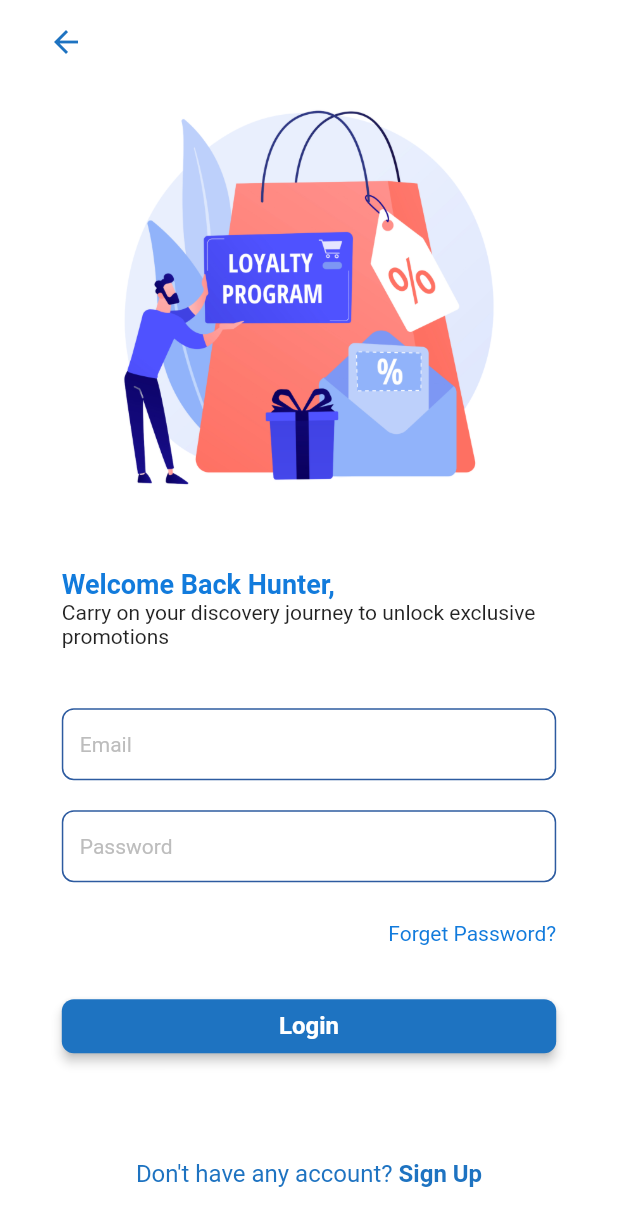
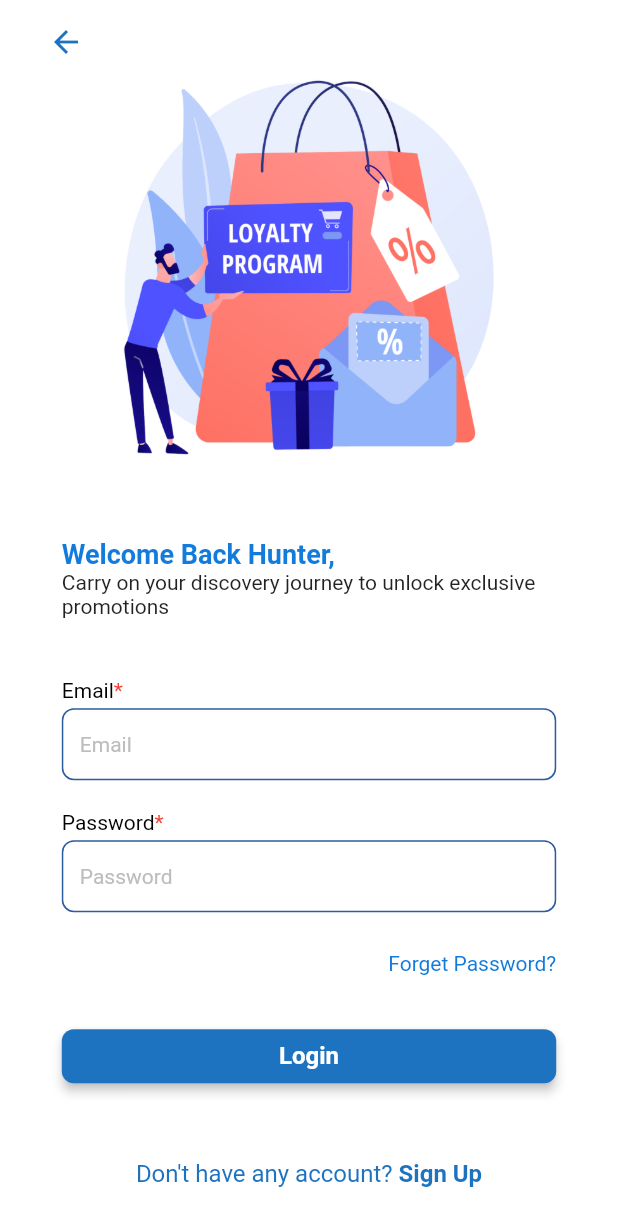
Before and after one commit to feliciasania/ProjekSkripsi, a Flutter app: the BuyerLoginPage screen opened by its route, on a phone screen of 412 x 824 dp. Shown: the top 1226 px of the screen. Run offline on Flutter 3.47's test engine with Material 2 defaults, Android fonts, the phone set to English and light mode, and no system bars; our stand-ins replace dotted_border, get; missing offline and left inert: qr_code_scanner.

Commit message:
update form component

```diff
--- a/lib/core/components/form_component.dart
+++ b/lib/core/components/form_component.dart
@@ -35,21 +35,21 @@ class FormInputText extends StatelessWidget {
       ),
       child: Column(
         children: [
-          // Padding(
-          //   padding: EdgeInsets.symmetric(vertical: 4.0),
-          //   child: Align(
-          //       alignment: Alignment.topLeft,
-          //       child: RichText(
-          //         text: TextSpan(
-          //           text: title,
-          //           style: TextStyle(color: Colors.black),
-          //           children: <TextSpan>[
-          //             TextSpan(text: mandatory ? '*' : '',
-          //                 style: TextStyle(color: Colors.red)),
-          //           ],
-          //         ),
-          //       )),
-          // ),
+          Padding(
+            padding: EdgeInsets.only(bottom: 4.0),
+            child: Align(
+                alignment: Alignment.topLeft,
+                child: RichText(
+                  text: TextSpan(
+                    text: title,
+                    style: TextStyle(color: Colors.black),
+                    children: <TextSpan>[
+                      TextSpan(text: mandatory ? '*' : '',
+                          style: TextStyle(color: Colors.red)),
+                    ],
+                  ),
+                )),
+          ),
           SizedBox(
             width: Get.size.width,
             child: TextFormField(
```
